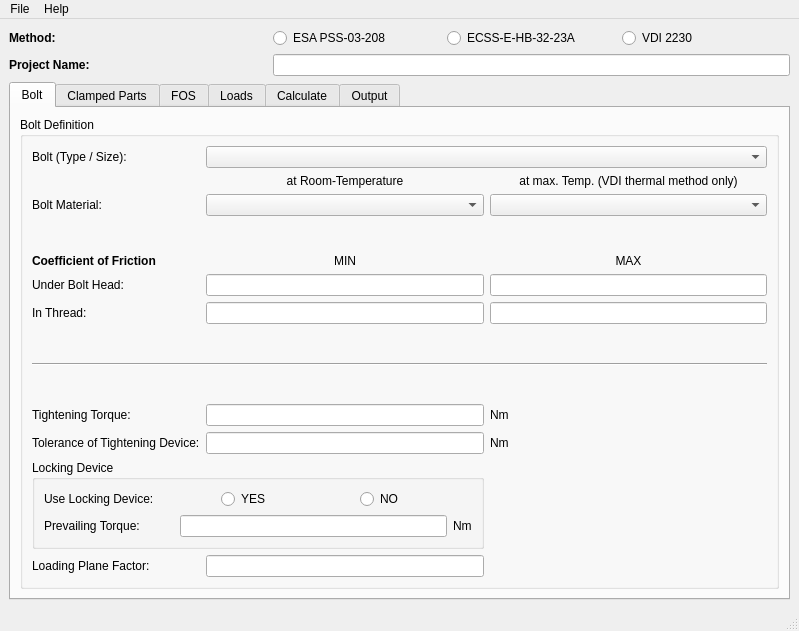
Old version of the form BAT/src/gui/bat_gui.ui in the repository misams/BAT.
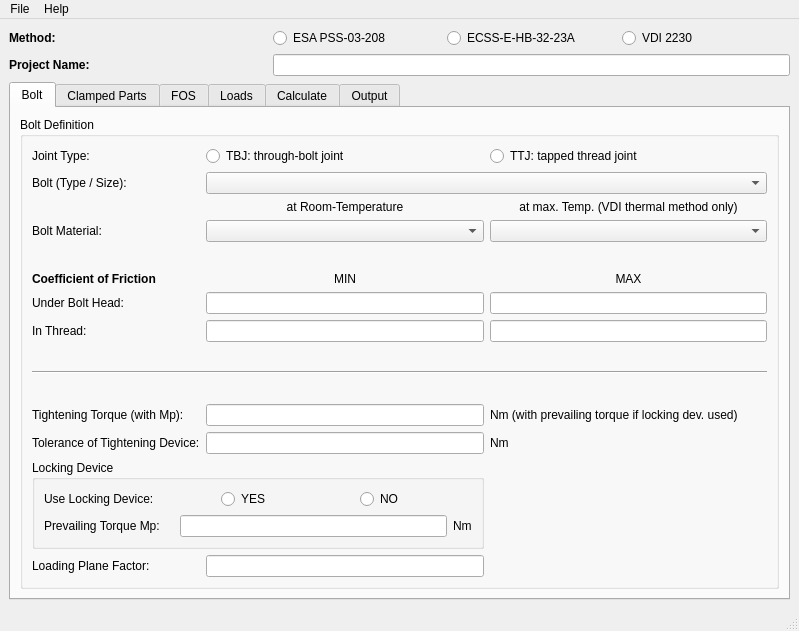
New version of the form.

What changed in the file:
```diff
--- a/BAT/src/gui/bat_gui.ui
+++ b/BAT/src/gui/bat_gui.ui
@@ -84,17 +84,33 @@
            <string>Bolt Definition</string>
           </property>
           <layout class="QGridLayout" name="gridLayout_5">
-           <item row="2" column="2">
+           <item row="0" column="1">
+            <widget class="QRadioButton" name="radioTBJ">
+             <property name="sizePolicy">
+              <sizepolicy hsizetype="Minimum" vsizetype="Fixed">
+               <horstretch>0</horstretch>
+               <verstretch>0</verstretch>
+              </sizepolicy>
+             </property>
+             <property name="text">
+              <string>TBJ: through-bolt joint</string>
+             </property>
+             <attribute name="buttonGroup">
+              <string notr="true">buttonGroupJointType</string>
+             </attribute>
+            </widget>
+           </item>
+           <item row="3" column="2">
             <widget class="QComboBox" name="comboBoltMaterialT"/>
            </item>
-           <item row="7" column="0">
+           <item row="8" column="0">
             <widget class="QLabel" name="label_9">
              <property name="text">
               <string>In Thread:</string>
              </property>
             </widget>
            </item>
-           <item row="6" column="0">
+           <item row="7" column="0">
             <widget class="QLabel" name="label_6">
              <property name="frameShape">
               <enum>QFrame::NoFrame</enum>
@@ -104,37 +120,37 @@
              </property>
             </widget>
            </item>
-           <item row="7" column="1">
+           <item row="8" column="1">
             <widget class="QLineEdit" name="cofThreadMin"/>
            </item>
-           <item row="2" column="0">
+           <item row="3" column="0">
             <widget class="QLabel" name="label_5">
              <property name="text">
               <string>Bolt Material:</string>
              </property>
             </widget>
            </item>
-           <item row="12" column="1">
+           <item row="13" column="1">
             <widget class="QLineEdit" name="tightTorqueTol"/>
            </item>
-           <item row="11" column="0">
+           <item row="12" column="0">
             <widget class="QLabel" name="label_10">
              <property name="text">
-              <string>Tightening Torque:</string>
+              <string>Tightening Torque (with Mp):</string>
              </property>
             </widget>
            </item>
-           <item row="7" column="2">
+           <item row="8" column="2">
             <widget class="QLineEdit" name="cofThreadMax"/>
            </item>
-           <item row="11" column="2">
+           <item row="12" column="2">
             <widget class="QLabel" name="label_11">
              <property name="text">
-              <string>Nm</string>
+              <string>Nm (with prevailing torque if locking dev. used)</string>
              </property>
             </widget>
            </item>
-           <item row="4" column="0">
+           <item row="5" column="0">
             <spacer name="verticalSpacer_3">
              <property name="orientation">
               <enum>Qt::Vertical</enum>
@@ -147,7 +163,7 @@
              </property>
             </spacer>
            </item>
-           <item row="9" column="0" colspan="3">
+           <item row="10" column="0" colspan="3">
             <widget class="Line" name="line">
              <property name="sizePolicy">
               <sizepolicy hsizetype="Minimum" vsizetype="Fixed">
@@ -160,30 +176,30 @@
              </property>
             </widget>
            </item>
-           <item row="14" column="1">
+           <item row="15" column="1">
             <widget class="QLineEdit" name="loadingPlaneFactor"/>
            </item>
-           <item row="6" column="2">
+           <item row="7" column="2">
             <widget class="QLineEdit" name="cofBoltHeadMax"/>
            </item>
-           <item row="12" column="0">
+           <item row="13" column="0">
             <widget class="QLabel" name="label_12">
              <property name="text">
               <string>Tolerance of Tightening Device:</string>
              </property>
             </widget>
            </item>
-           <item row="0" column="1" colspan="2">
+           <item row="1" column="1" colspan="2">
             <widget class="QComboBox" name="comboBolt"/>
            </item>
-           <item row="14" column="0">
+           <item row="15" column="0">
             <widget class="QLabel" name="label_17">
              <property name="text">
               <string>Loading Plane Factor:</string>
              </property>
             </widget>
            </item>
-           <item row="5" column="1">
+           <item row="6" column="1">
             <widget class="QLabel" name="label_7">
              <property name="text">
               <string>MIN</string>
@@ -193,7 +209,7 @@
              </property>
             </widget>
            </item>
-           <item row="8" column="0">
+           <item row="9" column="0">
             <spacer name="verticalSpacer_2">
              <property name="orientation">
               <enum>Qt::Vertical</enum>
@@ -206,17 +222,17 @@
              </property>
             </spacer>
            </item>
-           <item row="0" column="0">
+           <item row="1" column="0">
             <widget class="QLabel" name="label_4">
              <property name="text">
               <string>Bolt (Type / Size):</string>
              </property>
             </widget>
            </item>
-           <item row="11" column="1">
+           <item row="12" column="1">
             <widget class="QLineEdit" name="tightTorque"/>
            </item>
-           <item row="5" column="0">
+           <item row="6" column="0">
             <widget class="QLabel" name="label_18">
              <property name="font">
               <font>
@@ -229,7 +245,7 @@
              </property>
             </widget>
            </item>
-           <item row="5" column="2">
+           <item row="6" column="2">
             <widget class="QLabel" name="label_8">
              <property name="text">
               <string>MAX</string>
@@ -239,7 +255,7 @@
              </property>
             </widget>
            </item>
-           <item row="10" column="0">
+           <item row="11" column="0">
             <spacer name="verticalSpacer">
              <property name="orientation">
               <enum>Qt::Vertical</enum>
@@ -252,17 +268,53 @@
              </property>
             </spacer>
            </item>
-           <item row="6" column="1">
+           <item row="7" column="1">
             <widget class="QLineEdit" name="cofBoltHeadMin"/>
            </item>
-           <item row="12" column="2">
+           <item row="13" column="2">
             <widget class="QLabel" name="label_13">
              <property name="text">
               <string>Nm</string>
              </property>
             </widget>
            </item>
-           <item row="13" column="0" colspan="2">
+           <item row="3" column="1">
+            <widget class="QComboBox" name="comboBoltMaterial"/>
+           </item>
+           <item row="2" column="1">
+            <widget class="QLabel" name="label_3">
+             <property name="layoutDirection">
+              <enum>Qt::LeftToRight</enum>
+             </property>
+             <property name="text">
+              <string>at Room-Temperature</string>
+             </property>
+             <property name="alignment">
+              <set>Qt::AlignCenter</set>
+             </property>
+            </widget>
+           </item>
+           <item row="2" column="2">
+            <widget class="QLabel" name="label_38">
+             <property name="text">
+              <string>at max. Temp. (VDI thermal method only)</string>
+             </property>
+             <property name="alignment">
+              <set>Qt::AlignCenter</set>
+             </property>
+            </widget>
+           </item>
+           <item row="0" column="2">
+            <widget class="QRadioButton" name="radioTTJ">
+             <property name="text">
+              <string>TTJ: tapped thread joint</string>
+             </property>
+             <attribute name="buttonGroup">
+              <string notr="true">buttonGroupJointType</string>
+             </attribute>
+            </widget>
+           </item>
+           <item row="14" column="0" colspan="2">
             <widget class="QGroupBox" name="groupBox_2">
              <property name="title">
               <string>Locking Device</string>
@@ -301,7 +353,7 @@
               <item row="1" column="0">
                <widget class="QLabel" name="label_15">
                 <property name="text">
-                 <string>Prevailing Torque:</string>
+                 <string>Prevailing Torque Mp:</string>
                 </property>
                </widget>
               </item>
@@ -328,29 +380,10 @@
              </layout>
             </widget>
            </item>
-           <item row="2" column="1">
-            <widget class="QComboBox" name="comboBoltMaterial"/>
-           </item>
-           <item row="1" column="1">
-            <widget class="QLabel" name="label_3">
-             <property name="layoutDirection">
-              <enum>Qt::LeftToRight</enum>
-             </property>
+           <item row="0" column="0">
+            <widget class="QLabel" name="label_39">
              <property name="text">
-              <string>at Room-Temperature</string>
-             </property>
-             <property name="alignment">
-              <set>Qt::AlignCenter</set>
-             </property>
-            </widget>
-           </item>
-           <item row="1" column="2">
-            <widget class="QLabel" name="label_38">
-             <property name="text">
-              <string>at max. Temp. (VDI thermal method only)</string>
-             </property>
-             <property name="alignment">
-              <set>Qt::AlignCenter</set>
+              <string>Joint Type:</string>
              </property>
             </widget>
            </item>
@@ -371,7 +404,7 @@
           </property>
           <layout class="QGridLayout" name="gridLayout">
            <item row="3" column="1">
-            <widget class="QLineEdit" name="substDiameter"/>
+            <widget class="QLineEdit" name="substDA"/>
            </item>
            <item row="0" column="0">
             <widget class="QLabel" name="label_19">
@@ -383,7 +416,7 @@
            <item row="3" column="0">
             <widget class="QLabel" name="label_23">
              <property name="text">
-              <string>Substitutional Diameter DA:</string>
+              <string>Subst. outside diam. of basic solid DA:</string>
              </property>
             </widget>
            </item>
@@ -424,7 +457,7 @@
            <item row="0" column="1">
             <widget class="QLineEdit" name="cofClampedParts"/>
            </item>
-           <item row="6" column="3">
+           <item row="7" column="3">
             <layout class="QVBoxLayout" name="verticalLayout_2">
              <item>
               <widget class="QPushButton" name="addCpButton">
@@ -462,9 +495,26 @@
              </item>
             </layout>
            </item>
-           <item row="6" column="0" colspan="3">
+           <item row="7" column="0" colspan="3">
             <widget class="QTableWidget" name="clampedPartsTable"/>
            </item>
+           <item row="4" column="0">
+            <widget class="QLabel" name="label_40">
+             <property name="text">
+              <string>Average surface roughness Rz:</string>
+             </property>
+            </widget>
+           </item>
+           <item row="4" column="1">
+            <widget class="QComboBox" name="comboRz"/>
+           </item>
+           <item row="4" column="2">
+            <widget class="QLabel" name="label_41">
+             <property name="text">
+              <string>µm</string>
+             </property>
+            </widget>
+           </item>
           </layout>
          </widget>
         </item>
```
Left out of the diff: 1 changed line with no effect on the pictures.
